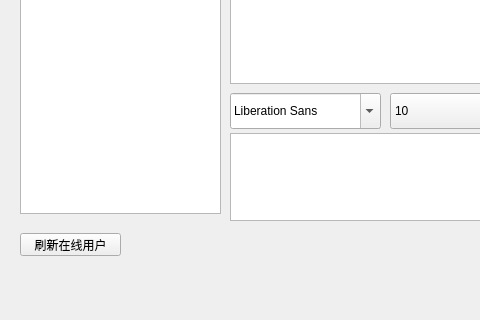
Before: the Qt Designer form client/PandaClient/userinterface.ui in 2020pandaDev/panda, drawn with Qt 5; both pictures show x 0 to 480 and y 227 to 547 of the 704 by 547 pixel window.
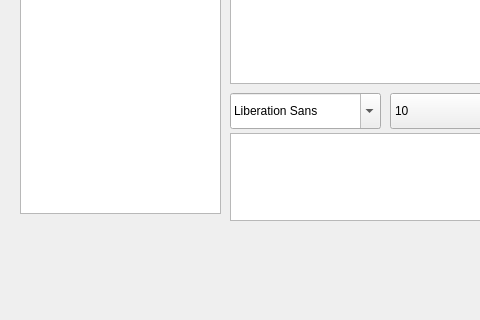
After: the same form once the commit is applied. Icons and pictures are not drawn.

What changed in the file:
```diff
--- a/client/PandaClient/userinterface.ui
+++ b/client/PandaClient/userinterface.ui
@@ -60,19 +60,6 @@
      <string>在线用户：</string>
     </property>
    </widget>
-   <widget class="QPushButton" name="refreshBtn">
-    <property name="geometry">
-     <rect>
-      <x>20</x>
-      <y>460</y>
-      <width>101</width>
-      <height>23</height>
-     </rect>
-    </property>
-    <property name="text">
-     <string>刷新在线用户</string>
-    </property>
-   </widget>
    <widget class="QPushButton" name="pushButton">
     <property name="geometry">
      <rect>
```
